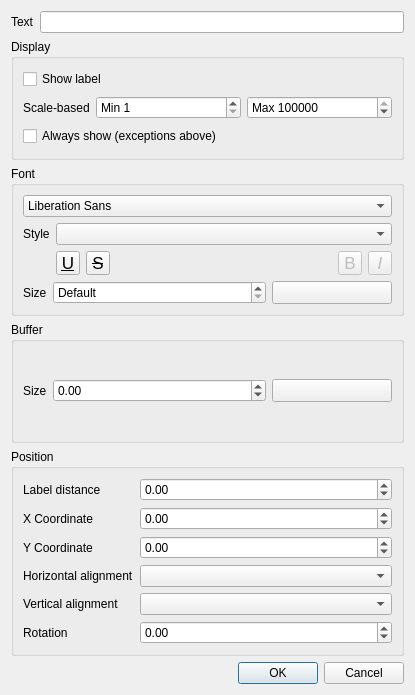
Old version of the form src/ui/qgslabelpropertydialogbase.ui in the repository qgis/QGIS.
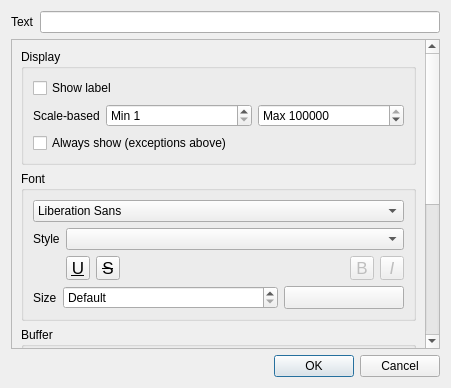
New version of the form. Custom widgets are drawn as their Qt base class.

Commit message:
UI Improvements to label properties dialog
Add scroll area, collapsible group boxes so the dialog isn't so
oversized.

```diff
--- a/src/ui/qgslabelpropertydialogbase.ui
+++ b/src/ui/qgslabelpropertydialogbase.ui
@@ -6,15 +6,15 @@
    <rect>
     <x>0</x>
     <y>0</y>
-    <width>415</width>
-    <height>695</height>
+    <width>451</width>
+    <height>388</height>
    </rect>
   </property>
   <property name="windowTitle">
    <string>Label properties</string>
   </property>
-  <layout class="QGridLayout" name="gridLayout_4">
-   <item row="0" column="0">
+  <layout class="QVBoxLayout" name="verticalLayout_2">
+   <item>
     <layout class="QHBoxLayout" name="horizontalLayout_3">
      <item>
       <widget class="QLabel" name="mLabelTextLabel">
@@ -28,8 +28,101 @@
      </item>
     </layout>
    </item>
+   <item>
+    <widget class="QScrollArea" name="scrollArea">
+     <property name="widgetResizable">
+      <bool>true</bool>
+     </property>
+     <widget class="QWidget" name="scrollAreaWidgetContents">
+      <property name="geometry">
+       <rect>
+        <x>0</x>
+        <y>-319</y>
+        <width>415</width>
+        <height>619</height>
+       </rect>
+      </property>
+      <layout class="QVBoxLayout" name="mLabelPropertiesLayout">
+       <item>
+        <widget class="QgsCollapsibleGroupBox" name="mDisplayGroupBox">
+         <property name="title">
+          <string>Display</string>
+         </property>
+         <layout class="QGridLayout" name="gridLayout_5">
    <item row="2" column="0">
-    <widget class="QGroupBox" name="mFontGroupBox">
+           <layout class="QHBoxLayout" name="horizontalLayout_5">
+            <item>
+             <widget class="QLabel" name="label">
+              <property name="sizePolicy">
+               <sizepolicy hsizetype="Maximum" vsizetype="Preferred">
+                <horstretch>0</horstretch>
+                <verstretch>0</verstretch>
+               </sizepolicy>
+              </property>
+              <property name="text">
+               <string>Scale-based</string>
+              </property>
+             </widget>
+            </item>
+            <item>
+             <widget class="QgsSpinBox" name="mMinScaleSpinBox">
+              <property name="prefix">
+               <string>Min </string>
+              </property>
+              <property name="minimum">
+               <number>1</number>
+              </property>
+              <property name="maximum">
+               <number>999999999</number>
+              </property>
+              <property name="showClearButton" stdset="0">
+               <bool>false</bool>
+              </property>
+             </widget>
+            </item>
+            <item>
+             <widget class="QgsSpinBox" name="mMaxScaleSpinBox">
+              <property name="prefix">
+               <string>Max </string>
+              </property>
+              <property name="minimum">
+               <number>1</number>
+              </property>
+              <property name="maximum">
+               <number>999999999</number>
+              </property>
+              <property name="value">
+               <number>10000000</number>
+              </property>
+              <property name="showClearButton" stdset="0">
+               <bool>false</bool>
+              </property>
+             </widget>
+            </item>
+           </layout>
+          </item>
+          <item row="0" column="0">
+           <widget class="QCheckBox" name="mShowLabelChkbx">
+            <property name="text">
+             <string>Show label</string>
+            </property>
+           </widget>
+          </item>
+          <item row="3" column="0">
+           <widget class="QCheckBox" name="mAlwaysShowChkbx">
+            <property name="toolTip">
+             <string>Ignores priority and permits collisions/overlaps</string>
+            </property>
+            <property name="text">
+             <string>Always show (exceptions above)</string>
+            </property>
+           </widget>
+          </item>
+         </layout>
+        </widget>
+       </item>
+       <item>
+        <widget class="QgsCollapsibleGroupBox" name="mFontGroupBox">
      <property name="title">
       <string>Font</string>
      </property>
@@ -279,86 +372,8 @@
      </layout>
     </widget>
    </item>
-   <item row="1" column="0">
-    <widget class="QGroupBox" name="groupBox">
-     <property name="title">
-      <string>Display</string>
-     </property>
-     <layout class="QGridLayout" name="gridLayout_5">
-      <item row="2" column="0">
-       <layout class="QHBoxLayout" name="horizontalLayout_5">
         <item>
-         <widget class="QLabel" name="label">
-          <property name="sizePolicy">
-           <sizepolicy hsizetype="Maximum" vsizetype="Preferred">
-            <horstretch>0</horstretch>
-            <verstretch>0</verstretch>
-           </sizepolicy>
-          </property>
-          <property name="text">
-           <string>Scale-based</string>
-          </property>
-         </widget>
-        </item>
-        <item>
-         <widget class="QgsSpinBox" name="mMinScaleSpinBox">
-          <property name="prefix">
-           <string>Min </string>
-          </property>
-          <property name="minimum">
-           <number>1</number>
-          </property>
-          <property name="maximum">
-           <number>999999999</number>
-          </property>
-          <property name="showClearButton" stdset="0">
-           <bool>false</bool>
-          </property>
-         </widget>
-        </item>
-        <item>
-         <widget class="QgsSpinBox" name="mMaxScaleSpinBox">
-          <property name="prefix">
-           <string>Max </string>
-          </property>
-          <property name="minimum">
-           <number>1</number>
-          </property>
-          <property name="maximum">
-           <number>999999999</number>
-          </property>
-          <property name="value">
-           <number>10000000</number>
-          </property>
-          <property name="showClearButton" stdset="0">
-           <bool>false</bool>
-          </property>
-         </widget>
-        </item>
-       </layout>
-      </item>
-      <item row="0" column="0">
-       <widget class="QCheckBox" name="mShowLabelChkbx">
-        <property name="text">
-         <string>Show label</string>
-        </property>
-       </widget>
-      </item>
-      <item row="3" column="0">
-       <widget class="QCheckBox" name="mAlwaysShowChkbx">
-        <property name="toolTip">
-         <string>Ignores priority and permits collisions/overlaps</string>
-        </property>
-        <property name="text">
-         <string>Always show (exceptions above)</string>
-        </property>
-       </widget>
-      </item>
-     </layout>
-    </widget>
-   </item>
-   <item row="3" column="0">
-    <widget class="QGroupBox" name="mBufferGroupBox">
+        <widget class="QgsCollapsibleGroupBox" name="mBufferGroupBox">
      <property name="title">
       <string>Buffer</string>
      </property>
@@ -421,8 +436,8 @@
      </layout>
     </widget>
    </item>
-   <item row="4" column="0">
-    <widget class="QGroupBox" name="mPositionGroupBlox">
+       <item>
+        <widget class="QgsCollapsibleGroupBox" name="mPositionGroupBlox">
      <property name="title">
       <string>Position</string>
      </property>
@@ -578,7 +593,24 @@
      </layout>
     </widget>
    </item>
-   <item row="5" column="0">
+       <item>
+        <spacer name="verticalSpacer">
+         <property name="orientation">
+          <enum>Qt::Vertical</enum>
+         </property>
+         <property name="sizeHint" stdset="0">
+          <size>
+           <width>20</width>
+           <height>40</height>
+          </size>
+         </property>
+        </spacer>
+       </item>
+      </layout>
+     </widget>
+    </widget>
+   </item>
+   <item>
     <widget class="QDialogButtonBox" name="buttonBox">
      <property name="orientation">
       <enum>Qt::Horizontal</enum>
@@ -607,6 +639,12 @@
    <extends>QSpinBox</extends>
    <header>qgsspinbox.h</header>
   </customwidget>
+  <customwidget>
+   <class>QgsCollapsibleGroupBox</class>
+   <extends>QGroupBox</extends>
+   <header location="global">qgscollapsiblegroupbox.h</header>
+   <container>1</container>
+  </customwidget>
  </customwidgets>
  <tabstops>
   <tabstop>mLabelTextLineEdit</tabstop>
```
Lines whose indentation alone changed are shown as unchanged.
